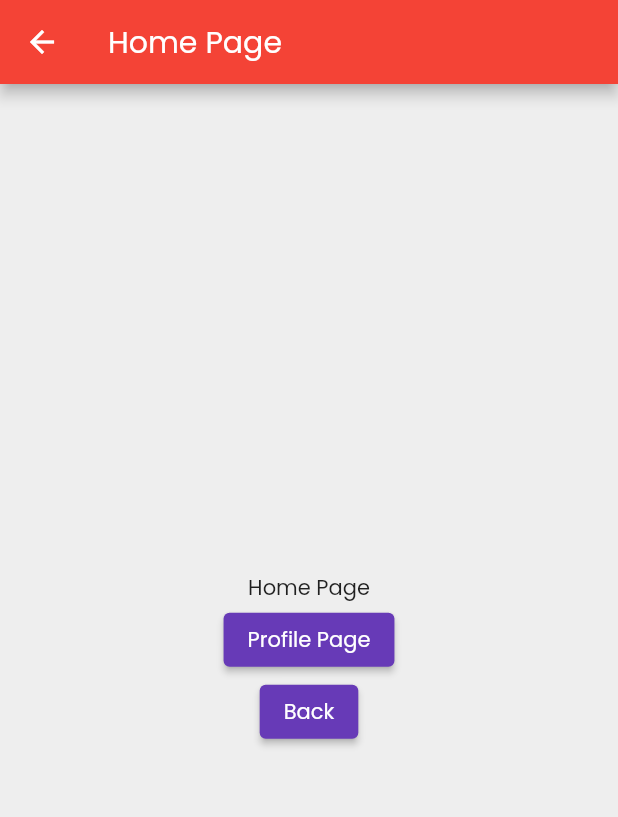
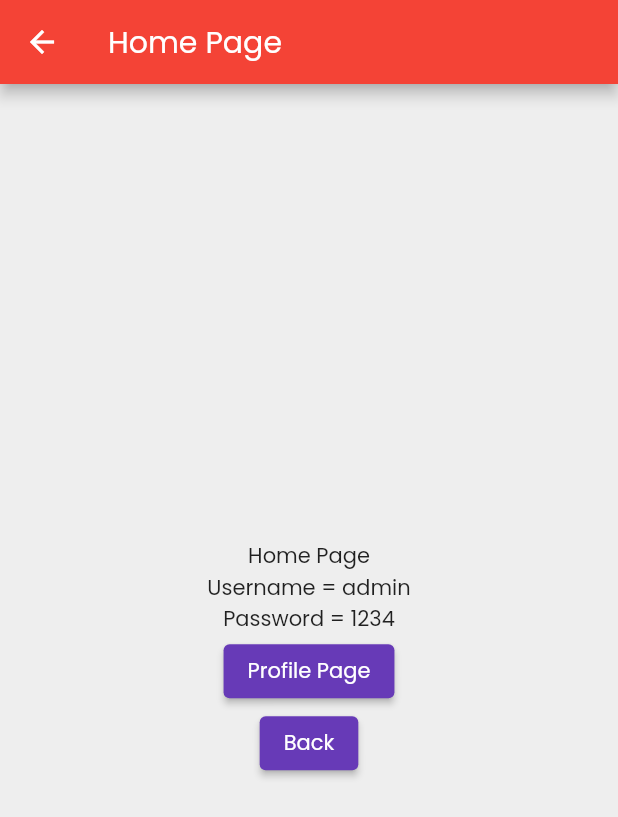
Before and after one commit to dnesbala/flutter-first-app, a Flutter app: the LoginPage screen opened directly, after a tap on "Log In", on a phone screen of 412 x 824 dp. Shown: the top 817 px of the screen. Run offline on Flutter 3.47's test engine with Material 2 defaults, Android fonts, the phone set to English and light mode, and no system bars; our stand-ins replace google_fonts.

```diff
--- /dev/null
+++ b/lib/config/app_routes.dart
@@ -0,0 +1,5 @@
+class AppRoutes {
+  static const String index = "/";
+  static const String home = "/home";
+  static const String profile = "/profile";
+}
--- a/lib/main.dart
+++ b/lib/main.dart
@@ -1,3 +1,4 @@
+import 'package:first_app/config/app_routes.dart';
 import 'package:first_app/form_validation_test.dart';
 import 'package:first_app/navigation/home_page.dart';
 
@@ -37,9 +38,9 @@ class _MyAppState extends State<MyApp> {
       // home:
       //     FormValidationTest(isDarkMode: isDarkMode, toggleTheme: _toggleTheme),
       routes: {
-        "/": (_) => LoginPage(),
-        "/home": (_) => HomePage(),
-        "/profile": (context) => ProfilePage(),
+        AppRoutes.index: (_) => LoginPage(),
+        AppRoutes.home: (_) => HomePage(),
+        AppRoutes.profile: (context) => ProfilePage(),
       },
       initialRoute: "/",
       themeMode: isDarkMode ? ThemeMode.dark : ThemeMode.light,
--- a/lib/navigation/home_page.dart
+++ b/lib/navigation/home_page.dart
@@ -6,6 +6,9 @@ class HomePage extends StatelessWidget {
 
   @override
   Widget build(BuildContext context) {
+    final args =
+        ModalRoute.of(context)?.settings.arguments as Map<String, dynamic>;
+
     return Scaffold(
       appBar: AppBar(
         title: Text("Home Page"),
@@ -15,6 +18,8 @@ class HomePage extends StatelessWidget {
           mainAxisAlignment: MainAxisAlignment.center,
           children: [
             Text("Home Page"),
+            Text("Username = ${args['username']}"),
+            Text("Password = ${args['password']}"),
             ElevatedButton(
               onPressed: () {
                 Navigator.of(context).pushNamedAndRemoveUntil(
--- a/lib/navigation/login_page.dart
+++ b/lib/navigation/login_page.dart
@@ -1,3 +1,4 @@
+import 'package:first_app/config/app_routes.dart';
 import 'package:first_app/navigation/home_page.dart';
 import 'package:flutter/material.dart';
 
@@ -20,7 +21,13 @@ class LoginPage extends StatelessWidget {
                 // Navigator.of(context).push(
                 //   MaterialPageRoute(builder: (_) => HomePage()),
                 // );
-                Navigator.of(context).pushNamed("/home");
+                Navigator.of(context).pushNamed(
+                  AppRoutes.home,
+                  arguments: {
+                    "username": "admin",
+                    "password": "1234",
+                  },
+                );
               },
               child: Text("Log In"),
             ),
```
